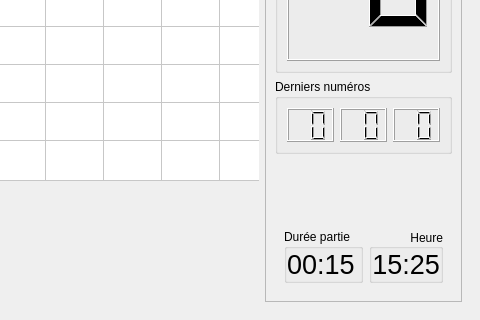
Before: the Qt Designer form sources/gui/ui/DisplayWindow.ui in Silmaen/EvenementLoto, drawn with Qt 5; both pictures show x 320 to 800 and y 280 to 600 of the 800 by 600 pixel window.
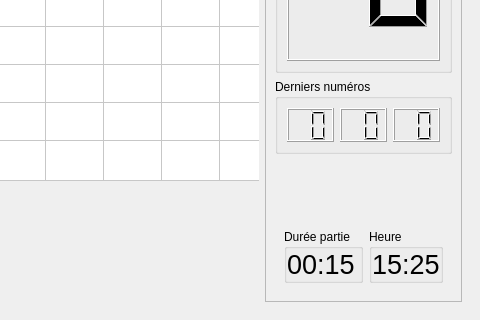
After: the same form once the commit is applied. The open tabs and pages were chosen to show the change.

```diff
--- a/sources/gui/ui/DisplayWindow.ui
+++ b/sources/gui/ui/DisplayWindow.ui
@@ -781,11 +781,6 @@
                                                                             <property name="title">
                                                                                 <string>Heure</string>
                                                                             </property>
-                                                                            <property name="alignment">
-                                                                                <set>
-                                                                                    Qt::AlignRight|Qt::AlignTrailing|Qt::AlignVCenter
-                                                                                </set>
-                                                                            </property>
                                                                             <property name="flat">
                                                                                 <bool>true</bool>
                                                                             </property>
@@ -816,11 +811,6 @@
                                                                                         <property name="text">
                                                                                             <string>15:25</string>
                                                                                         </property>
-                                                                                        <property name="alignment">
-                                                                                            <set>
-                                                                                                Qt::AlignRight|Qt::AlignTrailing|Qt::AlignVCenter
-                                                                                            </set>
-                                                                                        </property>
                                                                                     </widget>
                                                                                 </item>
                                                                             </layout>
```
Left out of the diff: 2 changed lines with no effect on the pictures.
